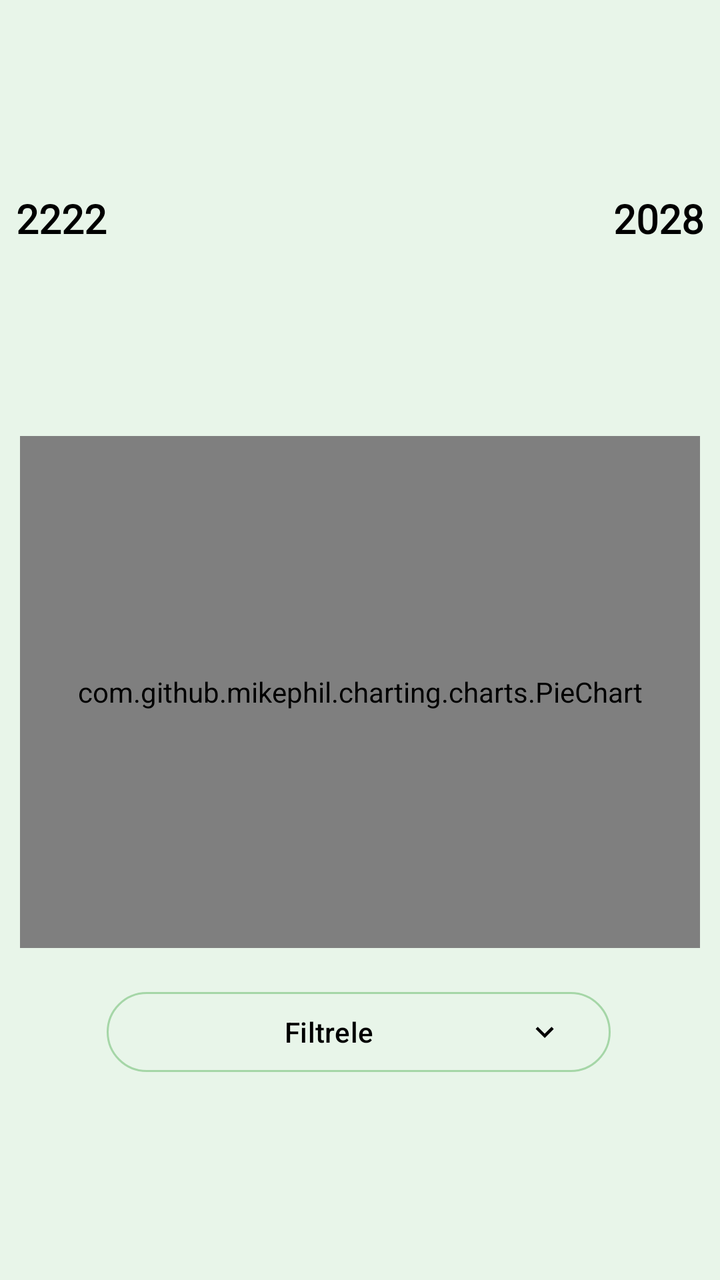
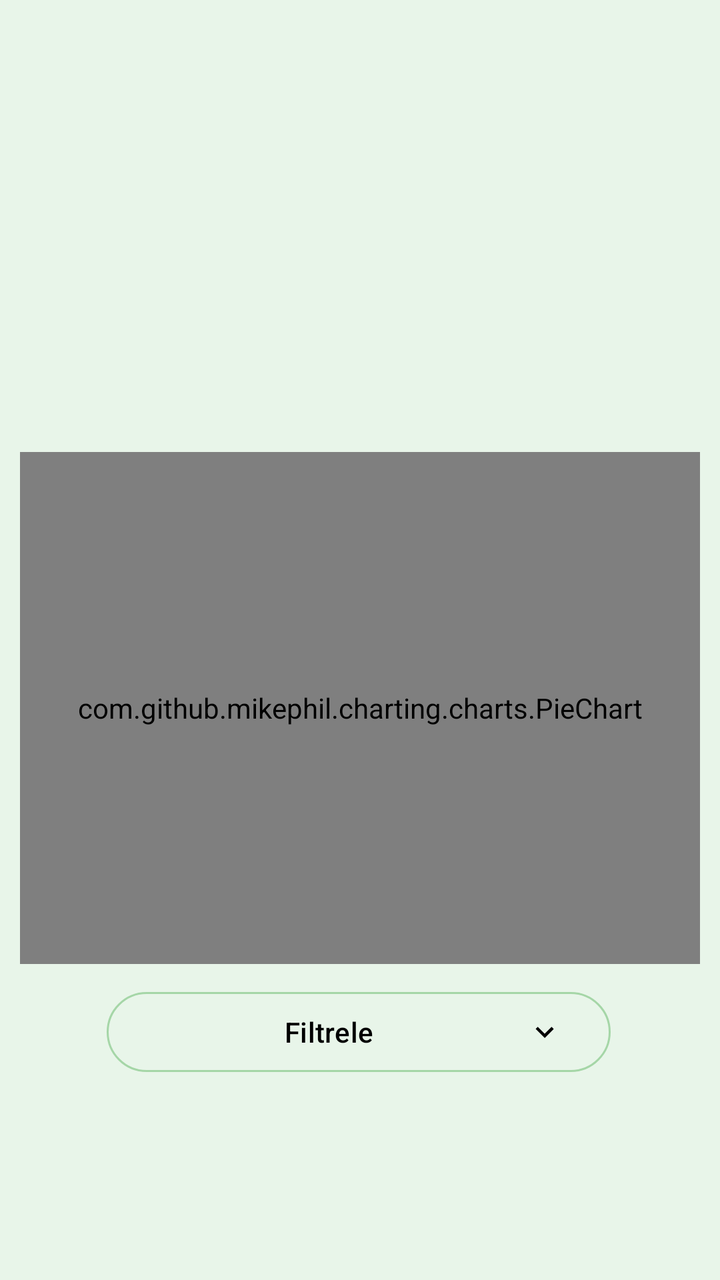

Compare the two renders of this Android layout. The source of the first and the diff that turns it into the second are given below.
<!-- AndroidManifest.xml: application theme Theme.DesignExample -->
<!-- res/layout/fragment_birinci.xml -->
<?xml version="1.0" encoding="utf-8"?>
<androidx.constraintlayout.widget.ConstraintLayout xmlns:android="http://schemas.android.com/apk/res/android"
    xmlns:app="http://schemas.android.com/apk/res-auto"
    xmlns:tools="http://schemas.android.com/tools"
    android:layout_width="match_parent"
    android:layout_height="match_parent"
    android:background="#E8F5E9"
    tools:context=".design.birinciFragment">

    <com.github.mikephil.charting.charts.PieChart
        android:id="@+id/pieChart"
        android:layout_width="match_parent"
        android:layout_height="0dp"
        android:layout_margin="10dp"
        android:layout_marginBottom="6dp"
        app:layout_constraintBottom_toTopOf="@+id/YilBottomSheetButon"
        app:layout_constraintEnd_toEndOf="parent"
        app:layout_constraintHeight_percent="0.4"
        app:layout_constraintHorizontal_bias="0.498"
        app:layout_constraintStart_toStartOf="parent"
        app:layout_constraintTop_toBottomOf="@+id/RaporRecyclerView" />

    <Button
        android:id="@+id/YilBottomSheetButon"
        style="@style/Widget.Material3.Button.OutlinedButton.Icon"
        android:layout_width="0dp"
        android:layout_height="wrap_content"
        android:layout_marginTop="8dp"
        android:layout_marginBottom="100dp"
        android:text="Filtrele"
        android:textColor="@color/black"
        app:icon="@drawable/dropdown_icon"
        app:iconGravity="end"
        app:iconTint="@color/black"
        app:layout_constraintBottom_toBottomOf="parent"
        app:layout_constraintEnd_toEndOf="parent"
        app:layout_constraintHorizontal_bias="0.495"
        app:layout_constraintStart_toStartOf="parent"
        app:layout_constraintTop_toBottomOf="@+id/pieChart"
        app:layout_constraintWidth_percent="0.7"
        app:rippleColor="#E9FFBF"
        app:strokeColor="#A5D6A7" />

    <androidx.recyclerview.widget.RecyclerView
        android:id="@+id/RaporRecyclerView"
        android:layout_width="0dp"
        android:layout_height="0dp"
        android:layout_marginStart="8dp"
        android:layout_marginTop="8dp"
        android:layout_marginEnd="8dp"
        android:layout_marginBottom="8dp"
        app:layout_constraintBottom_toTopOf="@+id/pieChart"
        app:layout_constraintEnd_toStartOf="@+id/ileriButon"
        app:layout_constraintStart_toEndOf="@+id/geriButon"
        app:layout_constraintTop_toTopOf="parent" />

    <TextView
        android:id="@+id/geriButon"
        android:layout_width="wrap_content"
        android:layout_height="wrap_content"
        android:layout_marginStart="8dp"
        android:text="2222"
        android:textSize="20sp"
        android:textColor="@color/black"
        android:textStyle="bold"
        android:fontFamily="@font/plus_jakarta_sans"
        app:layout_constraintBottom_toTopOf="@+id/pieChart"
        app:layout_constraintStart_toStartOf="parent"
        app:layout_constraintTop_toTopOf="parent" />

    <TextView
        android:id="@+id/ileriButon"
        android:layout_width="wrap_content"
        android:layout_height="wrap_content"
        android:layout_marginEnd="8dp"
        android:text="2028"
        android:textColor="@color/black"
        android:fontFamily="@font/plus_jakarta_sans"
        android:textStyle="bold"
        android:clickable="true"
        android:textSize="20sp"
        app:layout_constraintEnd_toEndOf="parent"
        app:layout_constraintTop_toTopOf="@+id/geriButon" />

</androidx.constraintlayout.widget.ConstraintLayout>
<!-- resources referenced by this layout -->
<resources>
  <color name="black">#FF000000</color>
  <!-- drawable dropdown_icon (drawable) -->
  <vector xmlns:android="http://schemas.android.com/apk/res/android" android:height="24dp" android:tint="#9DC778" android:viewportHeight="24" android:viewportWidth="24" android:width="24dp">
        
      <path android:fillColor="@android:color/white" android:pathData="M7.41,8.59L12,13.17l4.59,-4.58L18,10l-6,6 -6,-6 1.41,-1.41z"/>
      
  </vector>
  <style name="Theme.DesignExample" parent="Base.Theme.DesignExample" />
  <style name="Base.Theme.DesignExample" parent="Theme.Material3.DayNight.NoActionBar">
          
          
          <item name="android:statusBarColor">@color/black</item>
      </style>
</resources>

<!-- the commit's change to res/layout/fragment_birinci.xml (unified diff, before → after) -->
@@ -17,15 +17,13 @@
         app:layout_constraintEnd_toEndOf="parent"
         app:layout_constraintHeight_percent="0.4"
         app:layout_constraintHorizontal_bias="0.498"
-        app:layout_constraintStart_toStartOf="parent"
-        app:layout_constraintTop_toBottomOf="@+id/RaporRecyclerView" />
+        app:layout_constraintStart_toStartOf="parent" />
 
     <Button
         android:id="@+id/YilBottomSheetButon"
         style="@style/Widget.Material3.Button.OutlinedButton.Icon"
         android:layout_width="0dp"
         android:layout_height="wrap_content"
-        android:layout_marginTop="8dp"
         android:layout_marginBottom="100dp"
         android:text="Filtrele"
         android:textColor="@color/black"
@@ -36,50 +34,8 @@
         app:layout_constraintEnd_toEndOf="parent"
         app:layout_constraintHorizontal_bias="0.495"
         app:layout_constraintStart_toStartOf="parent"
-        app:layout_constraintTop_toBottomOf="@+id/pieChart"
         app:layout_constraintWidth_percent="0.7"
         app:rippleColor="#E9FFBF"
         app:strokeColor="#A5D6A7" />
 
-    <androidx.recyclerview.widget.RecyclerView
-        android:id="@+id/RaporRecyclerView"
-        android:layout_width="0dp"
-        android:layout_height="0dp"
-        android:layout_marginStart="8dp"
-        android:layout_marginTop="8dp"
-        android:layout_marginEnd="8dp"
-        android:layout_marginBottom="8dp"
-        app:layout_constraintBottom_toTopOf="@+id/pieChart"
-        app:layout_constraintEnd_toStartOf="@+id/ileriButon"
-        app:layout_constraintStart_toEndOf="@+id/geriButon"
-        app:layout_constraintTop_toTopOf="parent" />
-
-    <TextView
-        android:id="@+id/geriButon"
-        android:layout_width="wrap_content"
-        android:layout_height="wrap_content"
-        android:layout_marginStart="8dp"
-        android:text="2222"
-        android:textSize="20sp"
-        android:textColor="@color/black"
-        android:textStyle="bold"
-        android:fontFamily="@font/plus_jakarta_sans"
-        app:layout_constraintBottom_toTopOf="@+id/pieChart"
-        app:layout_constraintStart_toStartOf="parent"
-        app:layout_constraintTop_toTopOf="parent" />
-
-    <TextView
-        android:id="@+id/ileriButon"
-        android:layout_width="wrap_content"
-        android:layout_height="wrap_content"
-        android:layout_marginEnd="8dp"
-        android:text="2028"
-        android:textColor="@color/black"
-        android:fontFamily="@font/plus_jakarta_sans"
-        android:textStyle="bold"
-        android:clickable="true"
-        android:textSize="20sp"
-        app:layout_constraintEnd_toEndOf="parent"
-        app:layout_constraintTop_toTopOf="@+id/geriButon" />
-
 </androidx.constraintlayout.widget.ConstraintLayout>
